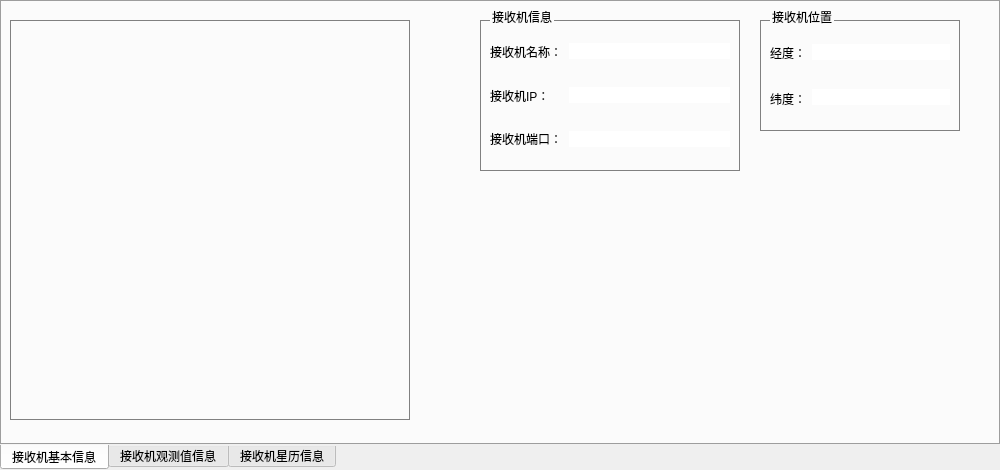
Before: the Qt Designer form widget/receiverinfo_widget.ui in yanghang8612/SMAMMainUI, drawn with Qt 5.
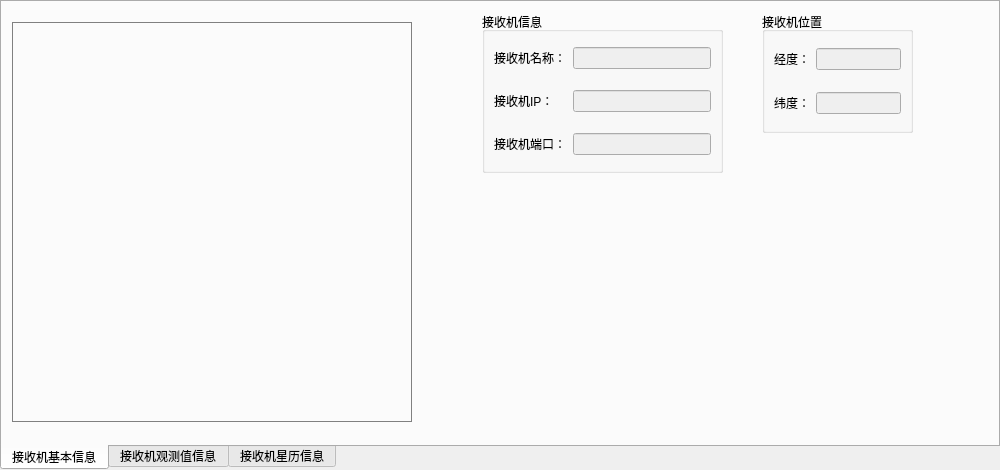
After: the same form once the commit is applied.

Commit message: When user edit the config xml file, system will check their inputs. Add some other elements to the main monitor widget.

What changed in the file:
```diff
--- a/widget/receiverinfo_widget.ui
+++ b/widget/receiverinfo_widget.ui
@@ -10,17 +10,6 @@
     <height>470</height>
    </rect>
   </property>
-  <property name="windowTitle">
-   <string>TabWidget</string>
-  </property>
-  <property name="styleSheet">
-   <string notr="true">QTabWidget::pane {
-  background-color: rgb(220,220,220);
-}
-*{
-   font: 12px;
-}</string>
-  </property>
   <property name="tabPosition">
    <enum>QTabWidget::South</enum>
   </property>
@@ -36,90 +25,80 @@
      <rect>
       <x>480</x>
       <y>10</y>
-      <width>260</width>
+      <width>241</width>
       <height>161</height>
      </rect>
     </property>
     <property name="styleSheet">
-     <string notr="true">QGroupBox {
-  border: 1px solid gray;
-  margin-top: 10px;
-}
-QGroupBox::title {
-  top: -10px;
-  left: 10px;
-}
-QLineEdit{
-  border: 0px none;
-}</string>
+     <string notr="true"/>
     </property>
     <property name="title">
      <string>接收机信息</string>
     </property>
-    <layout class="QHBoxLayout" name="horizontalLayout">
-     <item>
-      <layout class="QVBoxLayout" name="verticalLayout">
-       <property name="spacing">
+    <layout class="QGridLayout" name="gridLayout">
+     <property name="topMargin">
         <number>0</number>
        </property>
-       <item>
+     <property name="bottomMargin">
+      <number>0</number>
+     </property>
+     <item row="0" column="0">
         <widget class="QLabel" name="label">
          <property name="text">
           <string>接收机名称：</string>
          </property>
-        </widget>
-       </item>
-       <item>
+       <property name="buddy">
+        <cstring>receiverNameEdit</cstring>
+       </property>
+      </widget>
+     </item>
+     <item row="0" column="1">
+      <widget class="QLineEdit" name="receiverNameEdit">
+       <property name="enabled">
+        <bool>false</bool>
+       </property>
+       <property name="cursor">
+        <cursorShape>ArrowCursor</cursorShape>
+       </property>
+       <property name="readOnly">
+        <bool>true</bool>
+       </property>
+      </widget>
+     </item>
+     <item row="1" column="0">
         <widget class="QLabel" name="label_2">
          <property name="text">
           <string>接收机IP：    </string>
          </property>
-        </widget>
-       </item>
-       <item>
+       <property name="buddy">
+        <cstring>receiverIPEdit</cstring>
+       </property>
+      </widget>
+     </item>
+     <item row="1" column="1">
+      <widget class="QLineEdit" name="receiverIPEdit">
+       <property name="enabled">
+        <bool>false</bool>
+       </property>
+       <property name="cursor">
+        <cursorShape>ArrowCursor</cursorShape>
+       </property>
+       <property name="readOnly">
+        <bool>true</bool>
+       </property>
+      </widget>
+     </item>
+     <item row="2" column="0">
         <widget class="QLabel" name="label_3">
          <property name="text">
           <string>接收机端口：</string>
          </property>
-        </widget>
-       </item>
-      </layout>
-     </item>
-     <item>
-      <layout class="QVBoxLayout" name="verticalLayout_2">
-       <property name="spacing">
-        <number>15</number>
+       <property name="buddy">
+        <cstring>receiverPortEdit</cstring>
        </property>
-       <property name="topMargin">
-        <number>0</number>
-       </property>
-       <item>
-        <widget class="QLineEdit" name="receiverNameEdit">
-         <property name="enabled">
-          <bool>false</bool>
-         </property>
-         <property name="cursor">
-          <cursorShape>ArrowCursor</cursorShape>
-         </property>
-         <property name="readOnly">
-          <bool>true</bool>
-         </property>
-        </widget>
-       </item>
-       <item>
-        <widget class="QLineEdit" name="receiverIPEdit">
-         <property name="enabled">
-          <bool>false</bool>
-         </property>
-         <property name="cursor">
-          <cursorShape>ArrowCursor</cursorShape>
-         </property>
-         <property name="readOnly">
-          <bool>true</bool>
-         </property>
-        </widget>
-       </item>
-       <item>
+      </widget>
+     </item>
+     <item row="2" column="1">
         <widget class="QLineEdit" name="receiverPortEdit">
          <property name="enabled">
           <bool>false</bool>
@@ -133,78 +112,57 @@
         </widget>
        </item>
       </layout>
-     </item>
-    </layout>
    </widget>
    <widget class="QGroupBox" name="groupBox">
     <property name="geometry">
      <rect>
       <x>760</x>
       <y>10</y>
-      <width>200</width>
+      <width>151</width>
       <height>121</height>
      </rect>
     </property>
     <property name="styleSheet">
-     <string notr="true">QGroupBox {
-  border: 1px solid gray;
-  margin-top: 10px;
-}
-QGroupBox::title {
-  top: -10px;
-  left: 10px;
-}
-QLineEdit{
-  border: 0px none;
-}</string>
+     <string notr="true"/>
     </property>
     <property name="title">
      <string>接收机位置</string>
     </property>
-    <layout class="QHBoxLayout" name="horizontalLayout_2">
-     <item>
-      <layout class="QVBoxLayout" name="verticalLayout_4">
-       <property name="spacing">
+    <layout class="QGridLayout" name="gridLayout_2">
+     <property name="topMargin">
         <number>0</number>
        </property>
-       <item>
+     <property name="bottomMargin">
+      <number>0</number>
+     </property>
+     <item row="0" column="0">
         <widget class="QLabel" name="label_4">
          <property name="text">
           <string>经度：</string>
          </property>
         </widget>
        </item>
-       <item>
+     <item row="0" column="1">
+      <widget class="QLineEdit" name="receiverLongitudeEdit">
+       <property name="enabled">
+        <bool>false</bool>
+       </property>
+       <property name="cursor">
+        <cursorShape>ArrowCursor</cursorShape>
+       </property>
+       <property name="readOnly">
+        <bool>true</bool>
+       </property>
+      </widget>
+     </item>
+     <item row="1" column="0">
         <widget class="QLabel" name="label_5">
          <property name="text">
           <string>纬度：</string>
          </property>
         </widget>
        </item>
-      </layout>
-     </item>
-     <item>
-      <layout class="QVBoxLayout" name="verticalLayout_6">
-       <property name="spacing">
-        <number>15</number>
-       </property>
-       <property name="topMargin">
-        <number>0</number>
-       </property>
-       <item>
-        <widget class="QLineEdit" name="receiverLongitudeEdit">
-         <property name="enabled">
-          <bool>false</bool>
-         </property>
-         <property name="cursor">
-          <cursorShape>ArrowCursor</cursorShape>
-         </property>
-         <property name="readOnly">
-          <bool>true</bool>
-         </property>
-        </widget>
-       </item>
-       <item>
+     <item row="1" column="1">
         <widget class="QLineEdit" name="receiverLatitudeEdit">
          <property name="enabled">
           <bool>false</bool>
@@ -216,8 +174,6 @@
           <bool>true</bool>
          </property>
         </widget>
-       </item>
-      </layout>
      </item>
     </layout>
    </widget>
```
Left out of the diff: 3 changed lines with no effect on the pictures. Lines whose indentation alone changed are shown as unchanged. The commit also changes 54 other files.
